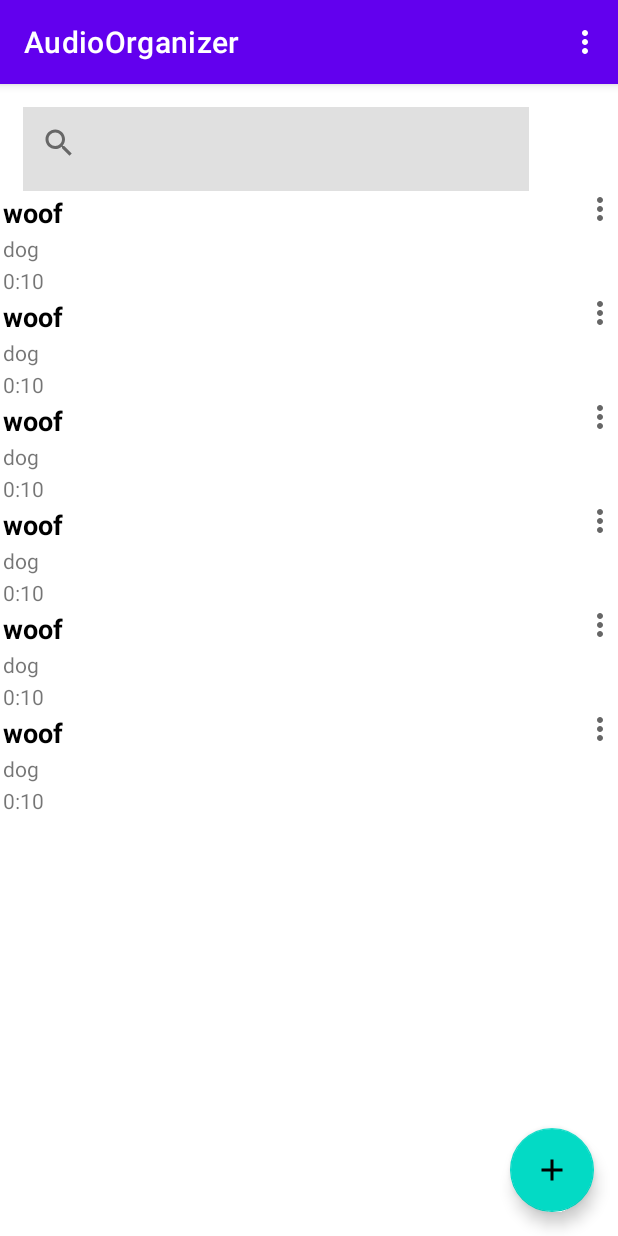
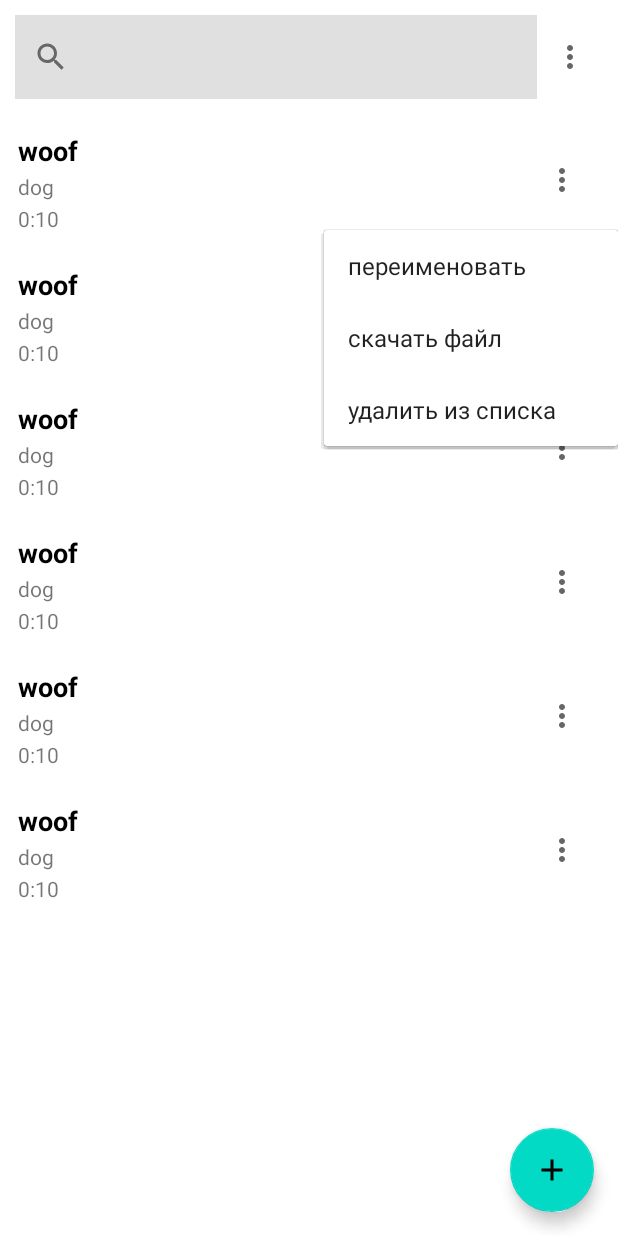
Before and after one commit to vanrit/Practice-Audio, an Android app: the screen it shows after launch (MainActivity), after a tap on an icon or button, on a phone screen of 412 x 824 dp. Run offline under Robolectric (Android 15) with nearby library versions, the phone set to English and light mode, and no system bars.

Commit message:
MainActivity layout changes, menu for list items added

```diff
--- a/Android_App/app/src/main/java/natalia/doskach/audioorganizer/Audio.java
+++ b/Android_App/app/src/main/java/natalia/doskach/audioorganizer/Audio.java
@@ -4,12 +4,14 @@ public class Audio {
     public String name;
     public String author;
     public int len;
+    public boolean isDownloaded;
     public String path;
-    public Audio(String name, String author, int length, String path){
+    public Audio(String name, String author, int length, String path,Boolean isDownloaded){
         this.name = name;
         this.author = author;
         this.len = length;
         this.path = path;
+        this.isDownloaded = isDownloaded;
 
     }
 }
--- a/Android_App/app/src/main/java/natalia/doskach/audioorganizer/AudioListAdapter.java
+++ b/Android_App/app/src/main/java/natalia/doskach/audioorganizer/AudioListAdapter.java
@@ -1,10 +1,14 @@
 package natalia.doskach.audioorganizer;
 
 
+import android.content.Context;
+import android.util.Log;
 import android.view.LayoutInflater;
+import android.view.MenuItem;
 import android.view.View;
 import android.view.ViewGroup;
 import android.widget.ImageButton;
+import android.widget.PopupMenu;
 import android.widget.TextView;
 
 import androidx.recyclerview.widget.RecyclerView;
@@ -25,6 +29,7 @@ public class AudioListAdapter extends RecyclerView.Adapter<AudioListAdapter.View
         private final TextView twTitle;
         private final TextView twLength;
         private final ImageButton menuBtn;
+        Context context;
 
         public ViewHolder(View view) {
             super(view);
@@ -36,14 +41,46 @@ public class AudioListAdapter extends RecyclerView.Adapter<AudioListAdapter.View
             menuBtn = (ImageButton) view.findViewById(R.id.listMenuBtn);
             menuBtn.setOnClickListener(new ImageButton.OnClickListener() {
                 public void onClick(View v) {
-                    //open menu
+                    Log.i("info","openMenu");
+                    showPopupMenu(v);
                 }
             });
+
+        }
+        private void showPopupMenu(View v) {
+            PopupMenu popupMenu = new PopupMenu(v.getContext(), v);
+            popupMenu.inflate(R.menu.audio_list_menu);
+
+            popupMenu.setOnDismissListener(new PopupMenu.OnDismissListener() {
+                @Override
+                public void onDismiss(PopupMenu menu) {
+                    Log.i("info","close Menu");
+                }
+            });
+
+            popupMenu
+                    .setOnMenuItemClickListener(new PopupMenu.OnMenuItemClickListener() {
+                        @Override
+                        public boolean onMenuItemClick(MenuItem item) {
+                            switch (item.getItemId()) {
+                                case R.id.renameBtn:
+                                    Log.i("info","rename");
+                                    return true;
+                                case R.id.downloadRemoveBtn:
+                                    Log.i("info","download/remove");
+                                    return true;
+                                case R.id.deleteBtn:
+                                    Log.i("info","delete");
+                                    return true;
+                                default:
+                                    return false;
+                            }
+                        }
+                    });
+
+            popupMenu.show();
         }
 
-        void openMenu(View v){
-
-        }
 
         public TextView getAuthorTW() {
             return twAuthor;
@@ -75,6 +112,7 @@ public class AudioListAdapter extends RecyclerView.Adapter<AudioListAdapter.View
         View view = LayoutInflater.from(viewGroup.getContext())
                 .inflate(R.layout.audio_list_item, viewGroup, false);
 
+
         return new ViewHolder(view);
     }
 
--- a/Android_App/app/src/main/java/natalia/doskach/audioorganizer/MainActivity.java
+++ b/Android_App/app/src/main/java/natalia/doskach/audioorganizer/MainActivity.java
@@ -18,8 +18,10 @@ import android.view.Menu;
 import android.view.MenuInflater;
 import android.view.MenuItem;
 import android.view.View;
+import android.widget.ImageButton;
 import android.widget.ListAdapter;
 import android.widget.ListView;
+import android.widget.PopupMenu;
 
 import com.google.android.material.floatingactionbutton.ExtendedFloatingActionButton;
 import com.google.android.material.floatingactionbutton.FloatingActionButton;
@@ -33,6 +35,7 @@ public class MainActivity extends AppCompatActivity {
     ArrayList<Audio> audios;
     AudioListAdapter a;
     RecyclerView list;
+    ImageButton menuBtn;
     boolean isFloatingMenuOpen = false;
     ActivityResultLauncher<Intent> audioActivityResultLauncher = registerForActivityResult(
             new ActivityResultContracts.StartActivityForResult(),
@@ -48,17 +51,37 @@ public class MainActivity extends AppCompatActivity {
         super.onCreate(savedInstanceState);
         setContentView(R.layout.activity_main);
         audios = new ArrayList<>();
-        audios.add(new Audio("woof","dog",10,"woof.mp3"));
-        audios.add(new Audio("woof","dog",10,"woof.mp3"));
-        audios.add(new Audio("woof","dog",10,"woof.mp3"));
-        audios.add(new Audio("woof","dog",10,"woof.mp3"));
-        audios.add(new Audio("woof","dog",10,"woof.mp3"));
-        audios.add(new Audio("woof","dog",10,"woof.mp3"));
+        audios.add(new Audio("woof","dog",10,"woof.mp3",false));
+        audios.add(new Audio("woof","dog",10,"woof.mp3",false));
+        audios.add(new Audio("woof","dog",10,"woof.mp3",false));
+        audios.add(new Audio("woof","dog",10,"woof.mp3",false));
+        audios.add(new Audio("woof","dog",10,"woof.mp3",false));
+        audios.add(new Audio("woof","dog",10,"woof.mp3",false));
         list = findViewById(R.id.audioList);
         a = new AudioListAdapter(audios);
         list.setAdapter(a);
         list.setLayoutManager(new LinearLayoutManager(this));
         a.notifyDataSetChanged();
+        menuBtn = (ImageButton) findViewById(R.id.overflow_menu);
+        menuBtn.setOnClickListener(new ImageButton.OnClickListener() {
+            public void onClick(View v) {
+                Log.i("info","openMenu");
+                showPopupMenu(v);
+            }
+        });
+    }
+
+    private void showPopupMenu(View v) {
+        PopupMenu popupMenu = new PopupMenu(v.getContext(), v);
+        popupMenu.inflate(R.menu.overflow_menu);
+
+        popupMenu.setOnDismissListener(new PopupMenu.OnDismissListener() {
+            @Override
+            public void onDismiss(PopupMenu menu) {
+                Log.i("info","close Menu");
+            }
+        });
+        popupMenu.show();
     }
 
     @Override
--- a/Android_App/app/src/main/res/layout/activity_main.xml
+++ b/Android_App/app/src/main/res/layout/activity_main.xml
@@ -10,25 +10,61 @@
     >
     <!-- Main content -->
 
-    <com.google.android.material.textfield.TextInputLayout
-        android:id="@+id/textField"
+
+    <LinearLayout
         android:layout_width="match_parent"
         android:layout_height="wrap_content"
-        android:layout_margin="15dp"
-        app:startIconDrawable="@drawable/ic_search"
         app:layout_constraintTop_toTopOf="parent"
-        tools:layout_editor_absoluteX="15dp"
-        app:boxStrokeWidth="0dp"
-        app:boxStrokeWidthFocused="0dp"
-        app:shapeAppearance="@style/RoundedBox">
+        android:id="@+id/main_header"
+        android:orientation="horizontal"
+        android:padding="10dp">
 
-        <com.google.android.material.textfield.TextInputEditText
-            android:layout_width="337dp"
+        <com.google.android.material.textfield.TextInputLayout
+            android:id="@+id/textField"
+            android:layout_width="0dp"
+            android:layout_weight="1"
             android:layout_height="wrap_content"
-            android:maxLines="1"
-            android:inputType="text"/>
+            app:boxStrokeWidth="0dp"
+            app:boxStrokeWidthFocused="0dp"
+            app:layout_constraintEnd_toStartOf="@+id/overflow_menu"
+            app:layout_constraintTop_toTopOf="parent"
+            app:shapeAppearance="@style/RoundedBox"
+            app:startIconDrawable="@drawable/ic_search">
 
-    </com.google.android.material.textfield.TextInputLayout>
+            <com.google.android.material.textfield.TextInputEditText
+                android:layout_width="match_parent"
+                android:layout_height="wrap_content"
+                android:inputType="text"
+                android:maxLines="1" />
+
+        </com.google.android.material.textfield.TextInputLayout>
+
+        <ImageButton
+            android:id="@+id/overflow_menu"
+            android:layout_width="wrap_content"
+            android:layout_height="match_parent"
+            android:layout_margin="10dp"
+            android:layout_marginTop="10dp"
+            android:background="@null"
+            android:src="@drawable/ic_more_vert"
+            android:textAllCaps="false"
+            android:textColor="@color/white"
+            app:layout_constraintEnd_toEndOf="parent"
+            app:layout_constraintTop_toTopOf="parent" />
+
+
+    </LinearLayout>
+
+    <androidx.recyclerview.widget.RecyclerView
+        android:id="@+id/audioList"
+        app:layout_constraintTop_toBottomOf="@id/main_header"
+        android:layout_width="match_parent"
+        android:layout_height="wrap_content"
+        tools:layout_editor_absoluteX="1dp"
+        tools:layout_editor_absoluteY="72dp"
+        />
+
+
 
     <com.google.android.material.floatingactionbutton.ExtendedFloatingActionButton
         android:id="@+id/fab2"
@@ -94,14 +130,7 @@
         app:layout_constraintEnd_toEndOf="parent"
         app:srcCompat="@drawable/ic_add" />
 
-    <androidx.recyclerview.widget.RecyclerView
-        android:id="@+id/audioList"
-        app:layout_constraintTop_toBottomOf="@id/textField"
-        android:layout_width="match_parent"
-        android:layout_height="wrap_content"
-        tools:layout_editor_absoluteX="1dp"
-        tools:layout_editor_absoluteY="72dp"
-        />
+
 
 
 </androidx.constraintlayout.widget.ConstraintLayout>
--- a/Android_App/app/src/main/res/layout/audio_list_item.xml
+++ b/Android_App/app/src/main/res/layout/audio_list_item.xml
@@ -3,7 +3,9 @@
     xmlns:app="http://schemas.android.com/apk/res-auto"
     xmlns:tools="http://schemas.android.com/tools"
     android:layout_width="match_parent"
-    android:layout_height="wrap_content">
+    android:layout_height="wrap_content"
+    android:padding="10dp"
+    >
 
     <TextView
         android:id="@+id/nameTW"
@@ -50,14 +52,14 @@
         app:layout_constraintTop_toBottomOf="@+id/authorTW" />
 
     <ImageButton
+        android:id="@+id/listMenuBtn"
+        android:layout_width="55dp"
+        android:layout_height="67dp"
+        android:layout_gravity="right"
+        android:background="@null"
         android:src="@drawable/ic_more_vert"
-        android:id="@+id/listMenuBtn"
-        android:layout_width="wrap_content"
-        android:layout_height="wrap_content"
-        android:layout_gravity="right"
         android:textAllCaps="false"
         android:textColor="@color/white"
-        android:background="@null"
         app:layout_constraintEnd_toEndOf="parent"
         app:layout_constraintTop_toTopOf="parent" />
 
--- /dev/null
+++ b/Android_App/app/src/main/res/menu/audio_list_menu.xml
@@ -0,0 +1,7 @@
+<?xml version="1.0" encoding="utf-8"?>
+<menu xmlns:app="http://schemas.android.com/apk/res-auto"
+    xmlns:android="http://schemas.android.com/apk/res/android">
+    <item android:title="переименовать" android:id="@+id/renameBtn"/>
+    <item android:title="скачать файл" android:id="@+id/downloadRemoveBtn"/>
+    <item android:title="удалить из списка" android:id="@+id/deleteBtn"/>
+</menu>
--- a/Android_App/app/src/main/res/values/themes.xml
+++ b/Android_App/app/src/main/res/values/themes.xml
@@ -1,6 +1,6 @@
 <resources xmlns:tools="http://schemas.android.com/tools">
     <!-- Base application theme. -->
-    <style name="Theme.AudioOrganizer" parent="Theme.MaterialComponents.DayNight.DarkActionBar">
+    <style name="Theme.AudioOrganizer" parent="Theme.MaterialComponents.DayNight.NoActionBar">
         <!-- Primary brand color. -->
         <item name="colorPrimary">@color/purple_500</item>
         <item name="colorPrimaryVariant">@color/purple_700</item>
```
